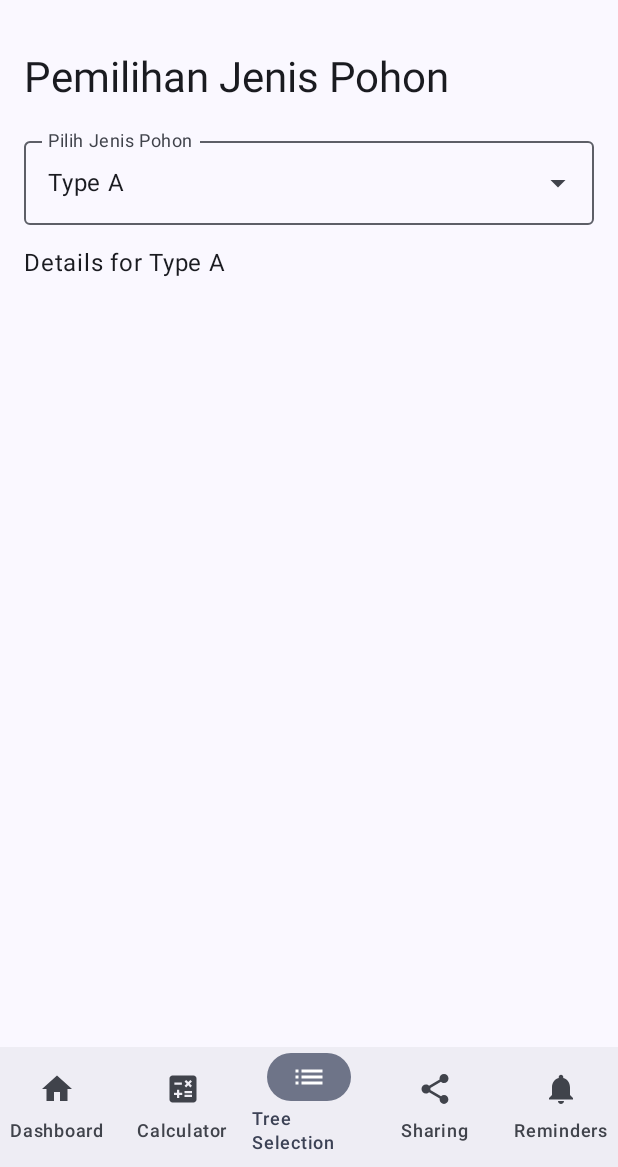
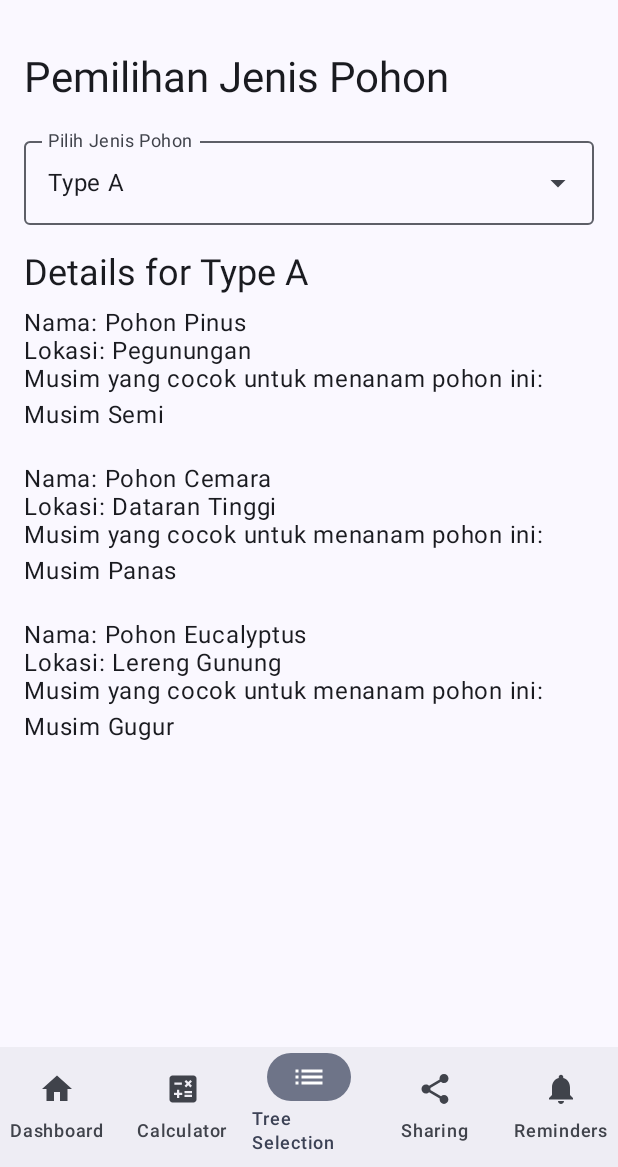
Before and after one commit to Aldoptma0704/Tree-Lover, an Android app built with Jetpack Compose: the MainActivity screen opened directly, with no data from a screen before it, item 3 of the bottom bar chosen, on a phone screen of 412 x 824 dp, the part 69-1236 px from its top. Run offline under Robolectric (Android 15) with nearby library versions, the phone set to English and light mode, and no system bars.

Commit message:
update dbscreen & TreeSelect

```diff
--- a/app/src/main/java/com/example/treelover/DashboardScreen.kt
+++ b/app/src/main/java/com/example/treelover/DashboardScreen.kt
@@ -20,6 +20,7 @@ import com.example.treelover.ui.theme.TreeLoverTheme
 fun DashboardScreen() {
     // Define a mutable state list of trees
     val trees = remember { mutableStateListOf(*sampleTrees.toTypedArray()) }
+    var showAddTreeDialog by remember { mutableStateOf(false) }
 
     Column(
         modifier = Modifier
@@ -37,7 +38,9 @@ fun DashboardScreen() {
         Spacer(modifier = Modifier.height(16.dp))
 
         // List of Trees
-        LazyColumn {
+        LazyColumn(
+            modifier = Modifier.weight(1f)
+        ) {
             items(trees) { tree ->
                 TreeProfileCard(tree) { updatedTree ->
                     val index = trees.indexOfFirst { it.id == tree.id }
@@ -47,14 +50,28 @@ fun DashboardScreen() {
                 }
             }
         }
+
+        Spacer(modifier = Modifier.height(16.dp))
+
+        Button(onClick = { showAddTreeDialog = true }) {
+            Text("Tambah Pohon")
+        }
+
+        if (showAddTreeDialog) {
+            AddTreeDialog(
+                onAddTree = { newTree ->
+                    trees.add(newTree)
+                    showAddTreeDialog = false
+                },
+                onDismiss = { showAddTreeDialog = false }
+            )
+        }
     }
 }
 
 @Composable
 fun TreeProfileCard(tree: Tree, onTreeUpdate: (Tree) -> Unit) {
     var expanded by remember { mutableStateOf(false) }
-    var name by remember { mutableStateOf(TextFieldValue(tree.name)) }
-    var location by remember { mutableStateOf(TextFieldValue(tree.location)) }
     var plantDate by remember { mutableStateOf(TextFieldValue(tree.plantDate)) }
     var sunlight by remember { mutableStateOf(TextFieldValue("")) }
     var water by remember { mutableStateOf(TextFieldValue("")) }
@@ -74,23 +91,9 @@ fun TreeProfileCard(tree: Tree, onTreeUpdate: (Tree) -> Unit) {
                 )
                 Spacer(modifier = Modifier.width(16.dp))
                 Column {
+                    Text(text = tree.name, fontSize = 20.sp)
+                    Text(text = "Lokasi: ${tree.location}", fontSize = 16.sp)
                     if (expanded) {
-                        OutlinedTextField(
-                            value = name,
-                            onValueChange = {
-                                name = it
-                                onTreeUpdate(tree.copy(name = it.text))
-                            },
-                            label = { Text("Nama") }
-                        )
-                        OutlinedTextField(
-                            value = location,
-                            onValueChange = {
-                                location = it
-                                onTreeUpdate(tree.copy(location = it.text))
-                            },
-                            label = { Text("Lokasi") }
-                        )
                         OutlinedTextField(
                             value = plantDate,
                             onValueChange = {
@@ -104,7 +107,7 @@ fun TreeProfileCard(tree: Tree, onTreeUpdate: (Tree) -> Unit) {
                             onValueChange = {
                                 sunlight = it
                             },
-                            label = { Text("pupuk/gr") }
+                            label = { Text("Pupuk/gr") }
                         )
                         OutlinedTextField(
                             value = water,
@@ -119,10 +122,6 @@ fun TreeProfileCard(tree: Tree, onTreeUpdate: (Tree) -> Unit) {
                         }) {
                             Text("Update Kondisi")
                         }
-                    } else {
-                        Text(text = name.text, fontSize = 20.sp)
-                        Text(text = "Lokasi: ${location.text}", fontSize = 16.sp)
-                        Text(text = "Tanggal Tanam: ${plantDate.text}", fontSize = 16.sp)
                     }
                 }
             }
@@ -136,6 +135,72 @@ fun TreeProfileCard(tree: Tree, onTreeUpdate: (Tree) -> Unit) {
     }
 }
 
+@Composable
+fun AddTreeDialog(onAddTree: (Tree) -> Unit, onDismiss: () -> Unit) {
+    var name by remember { mutableStateOf(TextFieldValue("")) }
+    var location by remember { mutableStateOf(TextFieldValue("")) }
+    var plantDate by remember { mutableStateOf(TextFieldValue("")) }
+    var fertilizer by remember { mutableStateOf(TextFieldValue("")) }
+    var water by remember { mutableStateOf(TextFieldValue("")) }
+
+    AlertDialog(
+        onDismissRequest = onDismiss,
+        confirmButton = {
+            Button(onClick = {
+                val newTree = Tree(
+                    id = (Math.random() * 1000).toInt(), // Generate a random ID for simplicity
+                    name = name.text,
+                    location = location.text,
+                    plantDate = plantDate.text,
+                    currentCondition = "Belum Diketahui",
+                    information = "Informasi baru",
+                    imageRes = R.drawable.pohon_type_a
+                )
+                onAddTree(newTree)
+            }) {
+                Text("Tambah")
+            }
+        },
+        dismissButton = {
+            Button(onClick = onDismiss) {
+                Text("Batal")
+            }
+        },
+        title = {
+            Text(text = "Tambah Pohon")
+        },
+        text = {
+            Column {
+                OutlinedTextField(
+                    value = name,
+                    onValueChange = { name = it },
+                    label = { Text("Nama Pohon") }
+                )
+                OutlinedTextField(
+                    value = location,
+                    onValueChange = { location = it },
+                    label = { Text("Lokasi") }
+                )
+                OutlinedTextField(
+                    value = plantDate,
+                    onValueChange = { plantDate = it },
+                    label = { Text("Tanggal Tanam") }
+                )
+                OutlinedTextField(
+                    value = fertilizer,
+                    onValueChange = { fertilizer = it },
+                    label = { Text("Pupuk/gr") }
+                )
+                OutlinedTextField(
+                    value = water,
+                    onValueChange = { water = it },
+                    label = { Text("Kebutuhan Air/L") }
+                )
+            }
+        }
+    )
+}
+
 // Function to determine the condition of the tree
 fun determineTreeCondition(pupuk: String, water: String): String {
     // Example decision-making logic
@@ -143,7 +208,7 @@ fun determineTreeCondition(pupuk: String, water: String): String {
     val waterInt = water.toIntOrNull() ?: 0
 
     return when {
-        pupukInt < 200  && waterInt > 2 -> "Sehat"
+        pupukInt < 200 && waterInt > 2 -> "Sehat"
         pupukInt < 50 || waterInt < 1 -> "Perlu Perhatian"
         else -> "Tingkatkan Air dan Pupuk"
     }
@@ -164,20 +229,20 @@ data class Tree(
 val sampleTrees = listOf(
     Tree(
         id = 1,
-        name = "Pohon A",
-        location = "Lokasi A",
+        name = "Pohon Mangga",
+        location = "Kebun Buah",
         plantDate = "01-01-2020",
         currentCondition = "Sehat",
-        information = "",
+        information = "Pohon Mangga Madu",
         imageRes = R.drawable.pohon_type_a
     ),
     Tree(
         id = 2,
-        name = "Pohon B",
-        location = "Lokasi B",
+        name = "Pohon Kelapa",
+        location = "Pantai",
         plantDate = "02-02-2021",
         currentCondition = "Perlu Perhatian",
-        information = "",
+        information = "Pohon Kelapa Hibrida",
         imageRes = R.drawable.pohon_type_a
     )
 )
--- a/app/src/main/java/com/example/treelover/TreeSelectionScreen.kt
+++ b/app/src/main/java/com/example/treelover/TreeSelectionScreen.kt
@@ -6,10 +6,33 @@ import androidx.compose.runtime.*
 import androidx.compose.ui.Modifier
 import androidx.compose.ui.unit.dp
 
+// Define a data class for tree details
+data class TreeDetail(
+    val type: String,
+    val name: String,
+    val location: String,
+    val suitableSeason: String
+)
+
 @OptIn(ExperimentalMaterial3Api::class)
 @Composable
 fun TreeSelectionScreen() {
-    val treeTypes = listOf("Type A", "Type B", "Type C")
+    // Define tree details for each type
+    val treeDetails = listOf(
+        TreeDetail("Type A", "Pohon Pinus", "Pegunungan", "Musim yang cocok untuk menanam pohon ini: Musim Semi"),
+        TreeDetail("Type A", "Pohon Cemara", "Dataran Tinggi", "Musim yang cocok untuk menanam pohon ini: Musim Panas"),
+        TreeDetail("Type A", "Pohon Eucalyptus", "Lereng Gunung", "Musim yang cocok untuk menanam pohon ini: Musim Gugur"),
+
+        TreeDetail("Type B", "Pohon Mangga", "Kebun Buah", "Musim yang cocok untuk menanam pohon ini: Musim Semi"),
+        TreeDetail("Type B", "Pohon Jambu", "Kebun Belakang", "Musim yang cocok untuk menanam pohon ini: Musim Panas"),
+        TreeDetail("Type B", "Pohon Pisang", "Lahan Pertanian", "Musim yang cocok untuk menanam pohon ini: Musim Gugur"),
+
+        TreeDetail("Type C", "Pohon Kelapa", "Pantai", "Musim yang cocok untuk menanam pohon ini: Musim Panas"),
+        TreeDetail("Type C", "Pohon Bakau", "Pesisir", "Musim yang cocok untuk menanam pohon ini: Musim Gugur"),
+        TreeDetail("Type C", "Pohon Pandan Laut", "Garis Pantai", "Musim yang cocok untuk menanam pohon ini: Musim Semi")
+    )
+
+    val treeTypes = treeDetails.map { it.type }.distinct()
     var selectedTreeType by remember { mutableStateOf(treeTypes[0]) }
     var expanded by remember { mutableStateOf(false) }
 
@@ -51,9 +74,20 @@ fun TreeSelectionScreen() {
             }
         }
         Spacer(modifier = Modifier.height(16.dp))
-        Text(
-            text = "Details for $selectedTreeType",
-            style = MaterialTheme.typography.bodyLarge
-        )
+
+        // Display the details of the selected tree type
+        Text(text = "Details for $selectedTreeType", style = MaterialTheme.typography.headlineSmall)
+        Spacer(modifier = Modifier.height(8.dp))
+
+        // Filter and display trees of the selected type
+        val filteredTrees = treeDetails.filter { it.type == selectedTreeType }
+        filteredTrees.forEach { tree ->
+            Column(modifier = Modifier.padding(bottom = 16.dp)) {
+                Text(text = "Nama: ${tree.name}", style = MaterialTheme.typography.bodyLarge)
+                Text(text = "Lokasi: ${tree.location}", style = MaterialTheme.typography.bodyLarge)
+                Text(text = tree.suitableSeason, style = MaterialTheme.typography.bodyLarge)
+                Spacer(modifier = Modifier.height(8.dp))
+            }
+        }
     }
 }
```
